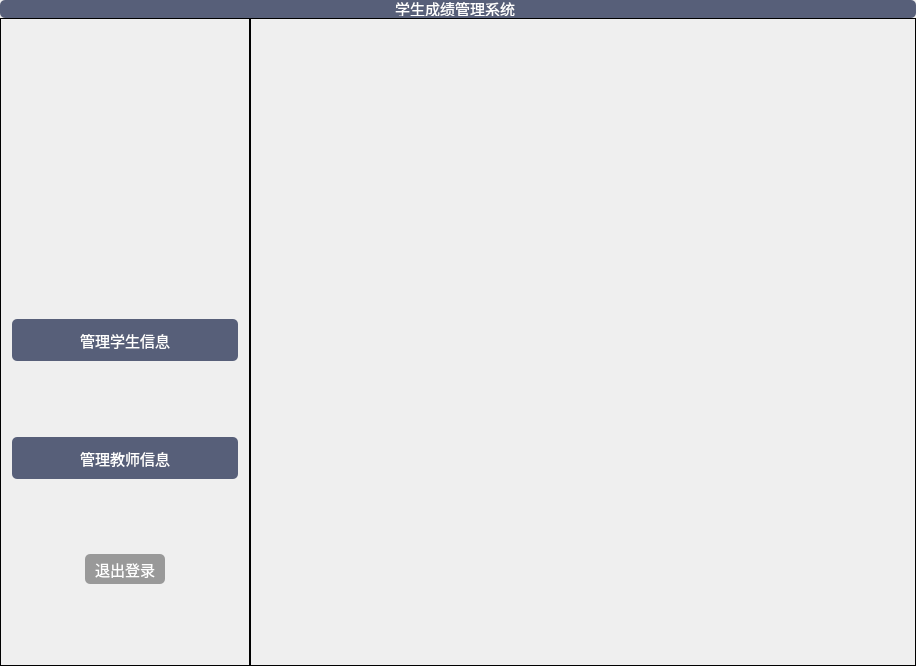
First picture: the form in StuVsProject/RootWidget.ui, repository ZiYiWang-create/stuVsProject, before the edit.
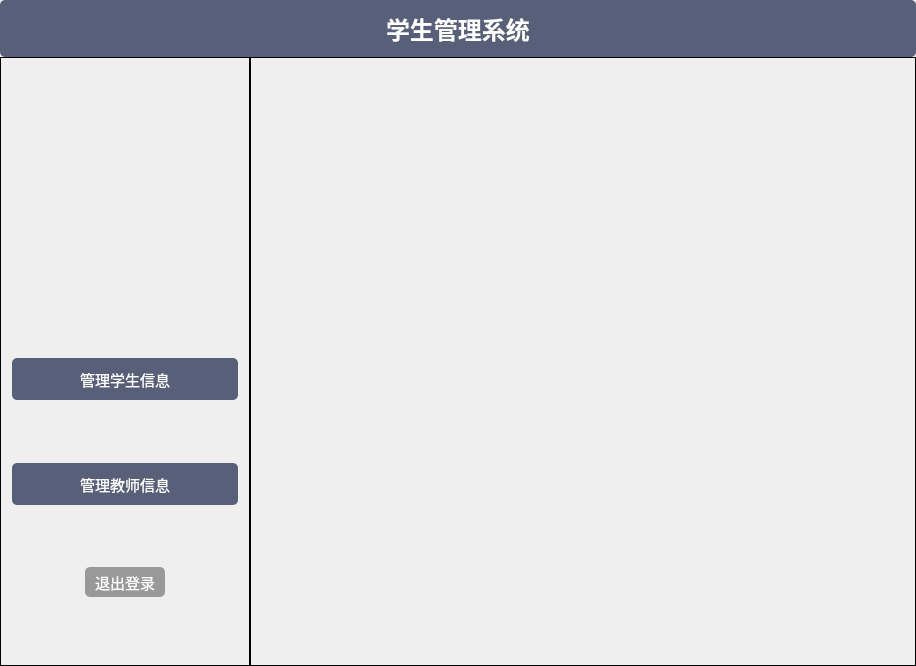
Second picture: the form after the edit. Icons and pictures are not drawn. Custom widgets are drawn as their Qt base class.

```diff
--- a/StuVsProject/RootWidget.ui
+++ b/StuVsProject/RootWidget.ui
@@ -13,24 +13,59 @@
   <property name="windowTitle">
    <string>RootWidget</string>
   </property>
+  <layout class="QVBoxLayout" name="verticalLayout_2">
+   <property name="spacing">
+    <number>0</number>
+   </property>
+   <property name="leftMargin">
+    <number>0</number>
+   </property>
+   <property name="topMargin">
+    <number>0</number>
+   </property>
+   <property name="rightMargin">
+    <number>0</number>
+   </property>
+   <property name="bottomMargin">
+    <number>0</number>
+   </property>
+   <item>
+    <widget class="QFrame" name="frame">
+     <property name="styleSheet">
+      <string notr="true">
+border-radius:5px;
+background:rgb(87, 95, 121);
+color:white;
+font-size:15px;</string>
+     </property>
+     <property name="frameShape">
+      <enum>QFrame::StyledPanel</enum>
+     </property>
+     <property name="frameShadow">
+      <enum>QFrame::Raised</enum>
+     </property>
   <layout class="QGridLayout" name="gridLayout">
-   <property name="leftMargin">
-    <number>0</number>
-   </property>
-   <property name="topMargin">
-    <number>0</number>
-   </property>
-   <property name="rightMargin">
-    <number>0</number>
-   </property>
-   <property name="bottomMargin">
-    <number>0</number>
-   </property>
-   <property name="spacing">
-    <number>0</number>
-   </property>
-   <item row="1" column="0">
+      <item row="0" column="0" alignment="Qt::AlignHCenter">
+       <widget class="QLabel" name="label_2">
+        <property name="maximumSize">
+         <size>
+          <width>16777215</width>
+          <height>37</height>
+         </size>
+        </property>
+        <property name="text">
+         <string>&lt;html&gt;&lt;head/&gt;&lt;body&gt;&lt;p&gt;&lt;span style=&quot; font-size:18pt; font-weight:600;&quot;&gt;学生管理系统&lt;/span&gt;&lt;/p&gt;&lt;/body&gt;&lt;/html&gt;</string>
+        </property>
+       </widget>
+      </item>
+     </layout>
+    </widget>
+   </item>
+   <item>
     <widget class="QWidget" name="widget_3" native="true">
+     <property name="styleSheet">
+      <string notr="true"/>
+     </property>
      <layout class="QHBoxLayout" name="horizontalLayout_3">
       <property name="spacing">
        <number>0</number>
@@ -75,6 +110,8 @@
          <property name="frameShape">
           <enum>QFrame::Box</enum>
          </property>
+         <layout class="QGridLayout" name="gridLayout_4">
+          <item row="0" column="0">
          <layout class="QVBoxLayout" name="verticalLayout">
           <item>
            <spacer name="verticalSpacer">
@@ -260,6 +297,8 @@
            </spacer>
           </item>
          </layout>
+          </item>
+         </layout>
         </widget>
        </widget>
       </item>
@@ -287,44 +326,6 @@
      </layout>
     </widget>
    </item>
-   <item row="0" column="0">
-    <widget class="QGroupBox" name="groupBox">
-     <property name="maximumSize">
-      <size>
-       <width>16777215</width>
-       <height>60</height>
-      </size>
-     </property>
-     <property name="focusPolicy">
-      <enum>Qt::NoFocus</enum>
-     </property>
-     <property name="styleSheet">
-      <string notr="true">border-radius:5px;
-background:rgb(87, 95, 121);
-color:white;
-font-size:15px;</string>
-     </property>
-     <widget class="QLabel" name="label_2">
-      <property name="geometry">
-       <rect>
-        <x>395</x>
-        <y>0</y>
-        <width>120</width>
-        <height>16</height>
-       </rect>
-      </property>
-      <property name="maximumSize">
-       <size>
-        <width>16777215</width>
-        <height>37</height>
-       </size>
-      </property>
-      <property name="text">
-       <string>学生成绩管理系统</string>
-      </property>
-     </widget>
-    </widget>
-   </item>
   </layout>
  </widget>
  <layoutdefault spacing="6" margin="11"/>
```
Left out of the diff: 9 changed lines with no effect on the pictures. Lines whose indentation alone changed are shown as unchanged.
